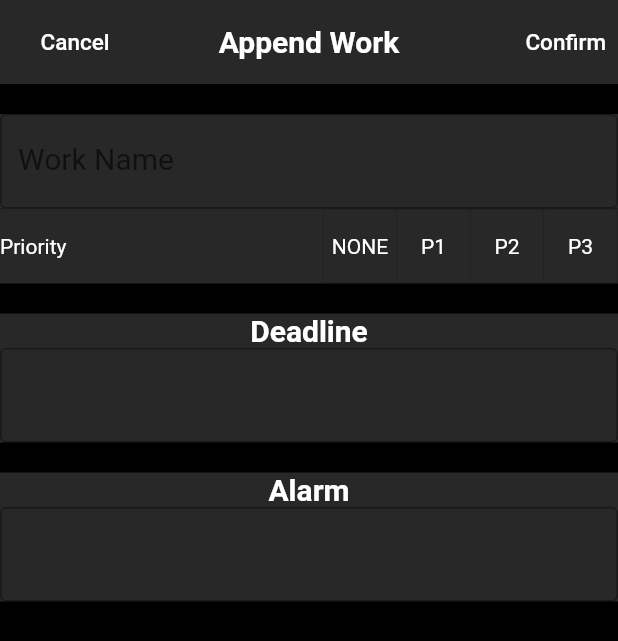
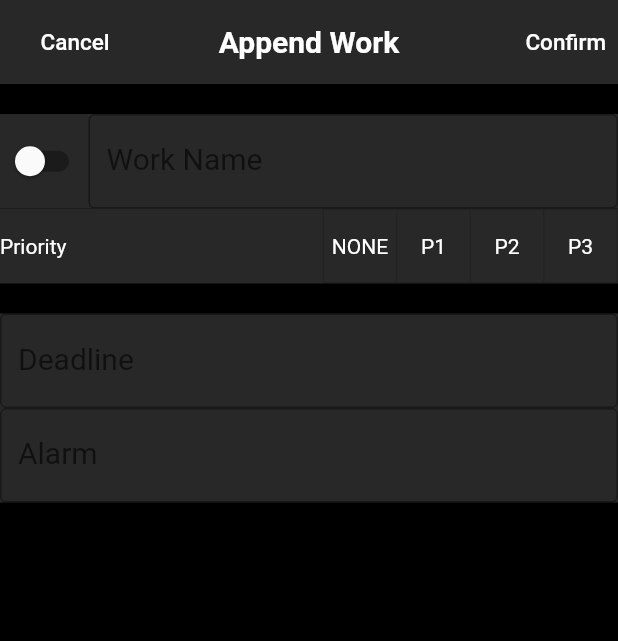
Before and after one commit to Sihwan-Kim/todo_flutter, a Flutter app: the AppendList screen opened directly, on a phone screen of 412 x 824 dp. Shown: the top 641 px of the screen. Run offline on Flutter 3.47's test engine with Material 2 defaults, Android fonts, the phone set to English and light mode, and no system bars; our stand-ins replace sqflite; accounts and stored records are empty.

Commit message:
Version 1.0.0.0.6

```diff
--- a/lib/addwork.dart
+++ b/lib/addwork.dart
@@ -4,7 +4,8 @@ import 'package:intl/intl.dart';
 //----------------------------------------------------------------------------
 class AppendList extends StatelessWidget
 {
-  const AppendList({super.key});
+  AppendList({super.key});
+  bool _isChecked = false ;
 
   @override
 	Widget build(BuildContext context)
@@ -41,11 +42,19 @@ class AppendList extends StatelessWidget
           (
             margin: const EdgeInsets.only(top:20.0),
             color: const Color.fromARGB(255, 40, 40, 40),
-            child: Column
+            child: Row
             (
-              children:
+              mainAxisAlignment: MainAxisAlignment.spaceBetween,
+              children :
               [
-                TextFormField
+                Switch
+                (
+                  value: _isChecked,
+                  onChanged: (value) { },
+                ),
+                Flexible
+                (
+                  child: TextFormField
                   (
                     style: const TextStyle(color: Colors.white, fontSize: 20,),
                     decoration: const InputDecoration
@@ -54,10 +63,12 @@ class AppendList extends StatelessWidget
                       labelText: 'Work Name' ,
                     ),
                   ),
+                ),
               ],
             ),
           ),
           const PrioritySelect(),
+          Container(margin: const EdgeInsets.only(top:20.0),),
           const EditBox(label: 'Deadline'),
           const EditBox(label: 'Alarm'),
         ],
@@ -78,7 +89,7 @@ class EditBox extends StatefulWidget
 //----------------------------------------------------------------------------
 class _EditBox extends State<EditBox>
 {
-  DateTime? _chosenDateTime;
+  DateTime? _chosenDateTime = DateTime.now();
   final myController = TextEditingController();
 
   void showDatePicker(ctx)    // Show the modal that contains the CupertinoDatePicker
@@ -129,31 +140,22 @@ class _EditBox extends State<EditBox>
 	@override
 	Widget build(BuildContext context)
 	{
-    final String labelName = widget.label ;
     myController.addListener( _printLatestValue );
 
 		return Container
 		(
-			margin: const EdgeInsets.only(top:20.0),
 			color: const Color.fromARGB(255, 40, 40, 40),
-      child: Column
-      (
-        children:
-        [
-          Text(labelName, style: const TextStyle( fontSize: 20.0, fontWeight: FontWeight.w700, color: Colors.white),),
-          TextFormField
+      child: TextFormField
       (
         controller: myController,
         style: const TextStyle(color: Colors.white, fontSize: 20,),
         onTap: () { showDatePicker(context); },
         readOnly: true,
-            decoration: const InputDecoration
+        decoration: InputDecoration
         (
-    	        border: OutlineInputBorder(),
-    	        labelText: '' ,
+          border: const OutlineInputBorder(),
+          labelText: widget.label ,
         ),
-          ),
-        ],
       ),
     );
 	}
```
Lines whose indentation alone changed are shown as unchanged.
